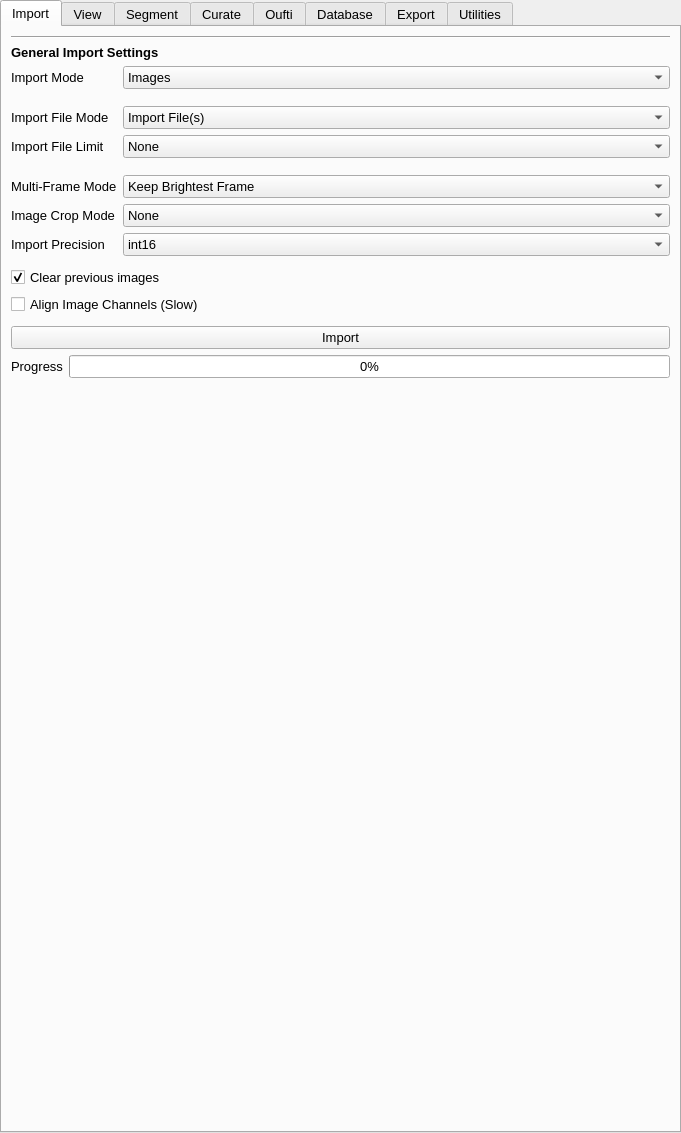
piedrro/napari-bacseg, file src/napari_bacseg/bacseg_ui.ui: the form before one commit.
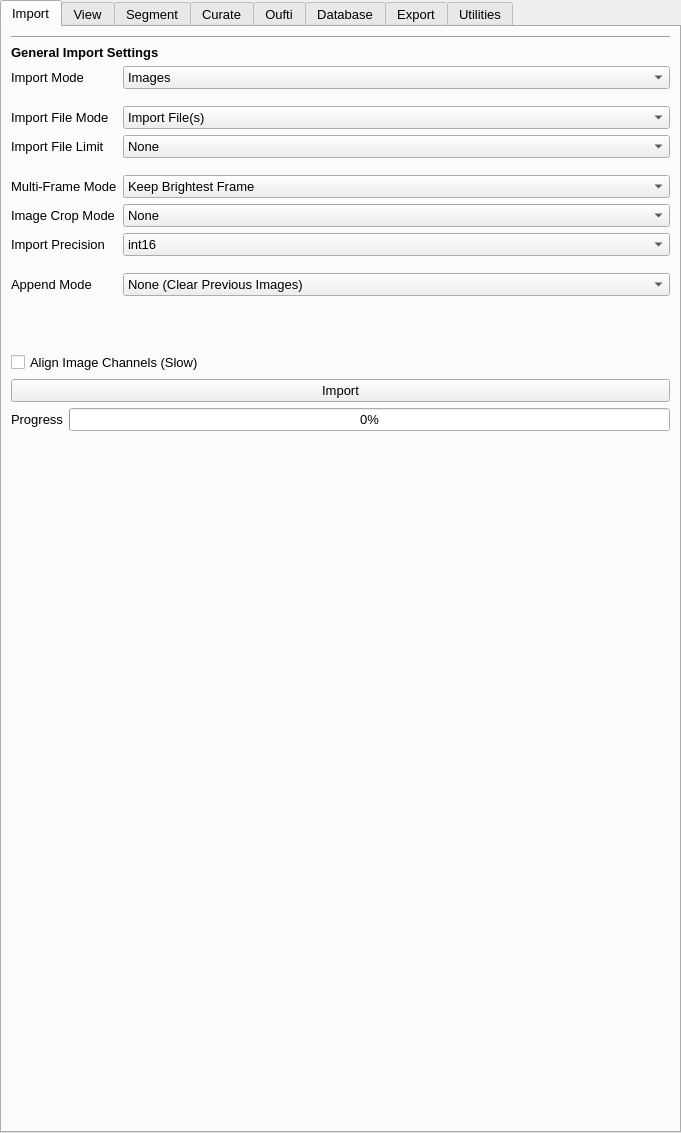
The form after the commit.

Commit message: add channel appending

The edit to the form file:
```diff
--- a/src/napari_bacseg/bacseg_ui.ui
+++ b/src/napari_bacseg/bacseg_ui.ui
@@ -333,6 +333,48 @@
         </property>
        </widget>
       </item>
+      <item row="9" column="1">
+       <spacer name="verticalSpacer_47">
+        <property name="orientation">
+         <enum>Qt::Vertical</enum>
+        </property>
+        <property name="sizeType">
+         <enum>QSizePolicy::Minimum</enum>
+        </property>
+        <property name="sizeHint" stdset="0">
+         <size>
+          <width>20</width>
+          <height>5</height>
+         </size>
+        </property>
+       </spacer>
+      </item>
+      <item row="10" column="0">
+       <widget class="QLabel" name="label_105">
+        <property name="text">
+         <string>Append Mode</string>
+        </property>
+       </widget>
+      </item>
+      <item row="10" column="1">
+       <widget class="QComboBox" name="import_append_mode">
+        <item>
+         <property name="text">
+          <string>None (Clear Previous Images)</string>
+         </property>
+        </item>
+        <item>
+         <property name="text">
+          <string>Append Images</string>
+         </property>
+        </item>
+        <item>
+         <property name="text">
+          <string>Append Channels</string>
+         </property>
+        </item>
+       </widget>
+      </item>
      </layout>
     </item>
     <item>
@@ -346,50 +388,20 @@
       <property name="sizeHint" stdset="0">
        <size>
         <width>334</width>
-        <height>5</height>
+        <height>50</height>
        </size>
       </property>
      </spacer>
     </item>
     <item>
-     <layout class="QGridLayout" name="gridLayout_9">
-      <item row="0" column="0">
-       <widget class="QCheckBox" name="import_clear_previous">
-        <property name="text">
-         <string>Clear previous images</string>
-        </property>
-        <property name="checked">
-         <bool>true</bool>
-        </property>
-       </widget>
-      </item>
-      <item row="2" column="0">
-       <widget class="QCheckBox" name="import_align">
-        <property name="text">
-         <string>Align Image Channels (Slow)</string>
-        </property>
-        <property name="checked">
-         <bool>false</bool>
-        </property>
-       </widget>
-      </item>
-     </layout>
-    </item>
-    <item>
-     <spacer name="verticalSpacer_14">
-      <property name="orientation">
-       <enum>Qt::Vertical</enum>
+     <widget class="QCheckBox" name="import_align">
+      <property name="text">
+       <string>Align Image Channels (Slow)</string>
       </property>
-      <property name="sizeType">
-       <enum>QSizePolicy::Minimum</enum>
+      <property name="checked">
+       <bool>false</bool>
       </property>
-      <property name="sizeHint" stdset="0">
-       <size>
-        <width>334</width>
-        <height>5</height>
-       </size>
-      </property>
-     </spacer>
+     </widget>
     </item>
     <item>
      <widget class="QPushButton" name="import_import">
```
Left out of the diff: 8 changed lines with no effect on the pictures. The commit also changes 2 other files.
